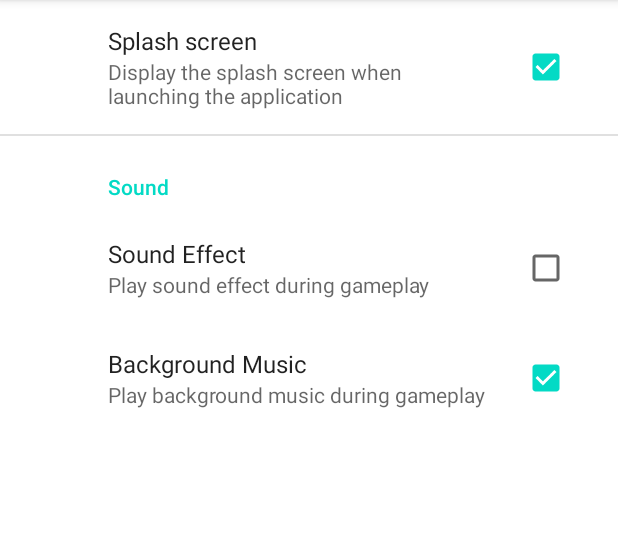
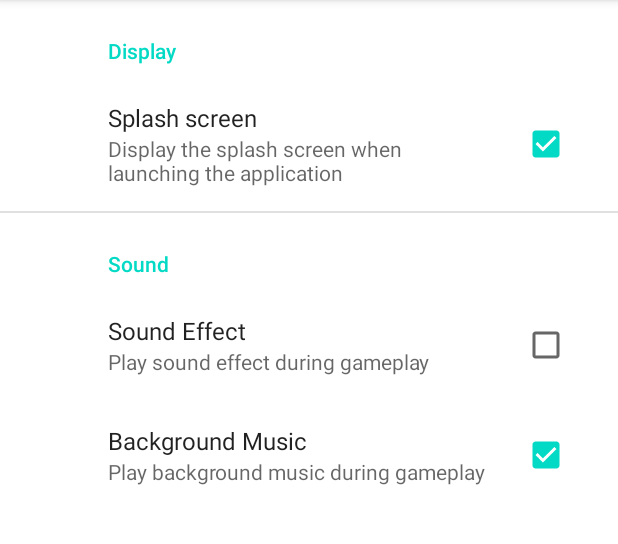
Before and after one commit to WinniCheng/Tic-Tac-Toe, an Android app: the screen it shows after launch (PreferenceActivity), in the options menu, after a tap on "Setting", on a phone screen of 412 x 824 dp, the part 84-628 px from its top. Run offline under Robolectric (Android 15) with nearby library versions, the phone set to English and light mode, and no system bars; our stand-ins replace androidx.preference.

Commit message:
Modify About and Preference

```diff
--- a/app/src/main/java/hk/edu/hkmu/tictactoe/MenuClass.java
+++ b/app/src/main/java/hk/edu/hkmu/tictactoe/MenuClass.java
@@ -26,9 +26,11 @@ public abstract class MenuClass extends AppCompatActivity {
             return true;
         } else if (itemId == R.id.about) {
             new AlertDialog.Builder(this)
-                    .setTitle("Tic-Tac-Toe Game")
+                    .setTitle("Rule of Tic-Tac-Toe")
                     .setMessage("\n" +
-                            "Tic-Tac-Toe Game is played on a grid of 3 x 3 spaces.")
+                            "The Tic-Tac-Toe game is played on a 3 x 3 grid.\n" +
+                            "Two players take turns marking Xs or Os on an empty squares. \n" +
+                            "The first player who get 3 of her marks in a row win the game. ")
                     .setNeutralButton(android.R.string.ok, null)
                     .show();
             return true;
--- a/app/src/main/res/xml/preferences.xml
+++ b/app/src/main/res/xml/preferences.xml
@@ -1,11 +1,14 @@
 <?xml version="1.0" encoding="utf-8"?>
 <PreferenceScreen xmlns:android="http://schemas.android.com/apk/res/android" >
 
-    <CheckBoxPreference
-        android:key="@string/pref_splash_key"
-        android:title="Splash screen"
-        android:summary="Display the splash screen when launching the application"
-        android:defaultValue="@bool/pref_splash_default" />
+    <PreferenceCategory
+        android:title="Display">
+        <CheckBoxPreference
+            android:key="@string/pref_splash_key"
+            android:title="Splash screen"
+            android:summary="Display the splash screen when launching the application"
+            android:defaultValue="@bool/pref_splash_default" />
+    </PreferenceCategory>
 
     <PreferenceCategory
         android:title="Sound">
```
